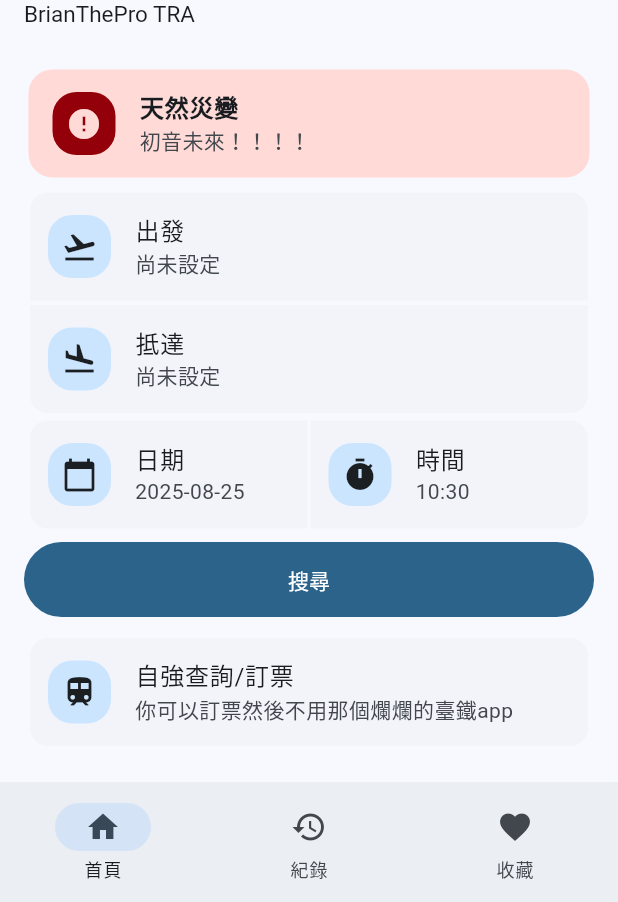
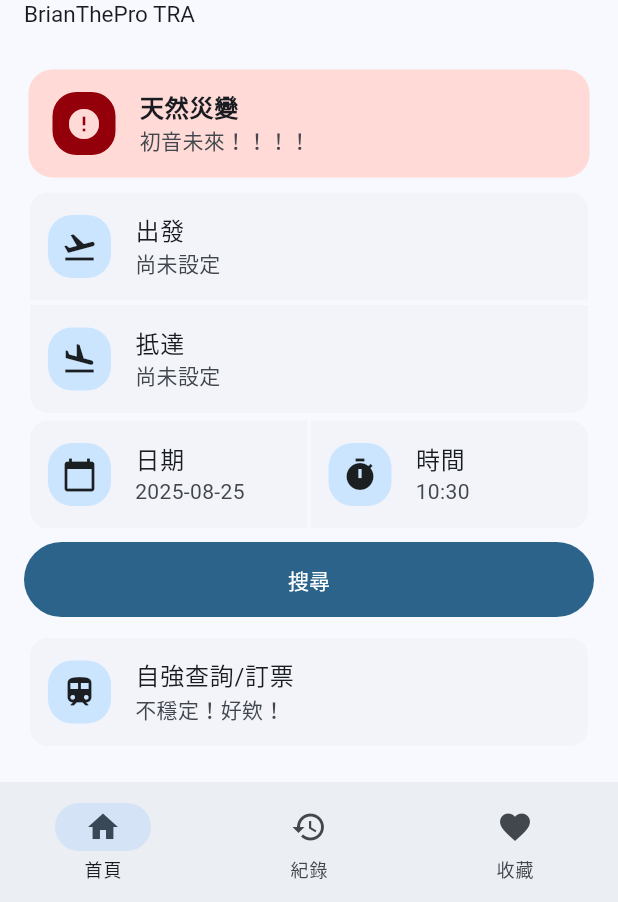
Before and after one commit to 0944-tw/fosstra, a Flutter app: the screen it shows after launch, on a phone screen of 412 x 824 dp, the part 334-1236 px from its top. Run offline on Flutter 3.47's test engine with Material 3 defaults, Android fonts, the phone set to English and light mode, and no system bars; drawn by our look-alikes of dynamic_color; our stand-ins replace loader_overlay, shared_preferences; missing offline and left inert: modern_dialog.

Commit message:
Update Order Ticket Description [UPDATE/HomePage]

```diff
--- a/lib/HomePage.dart
+++ b/lib/HomePage.dart
@@ -360,7 +360,7 @@ class _HomePageState extends State<HomePage> {
                       context,
                       BorderRadius.all(Radius.circular(12)),
                       "自強查詢/訂票",
-                      "你可以訂票然後不用那個爛爛的臺鐵app",
+                      "不穩定！好欸！",
                       Icons.train,
                       () {
                         _selectCity("start");
```
